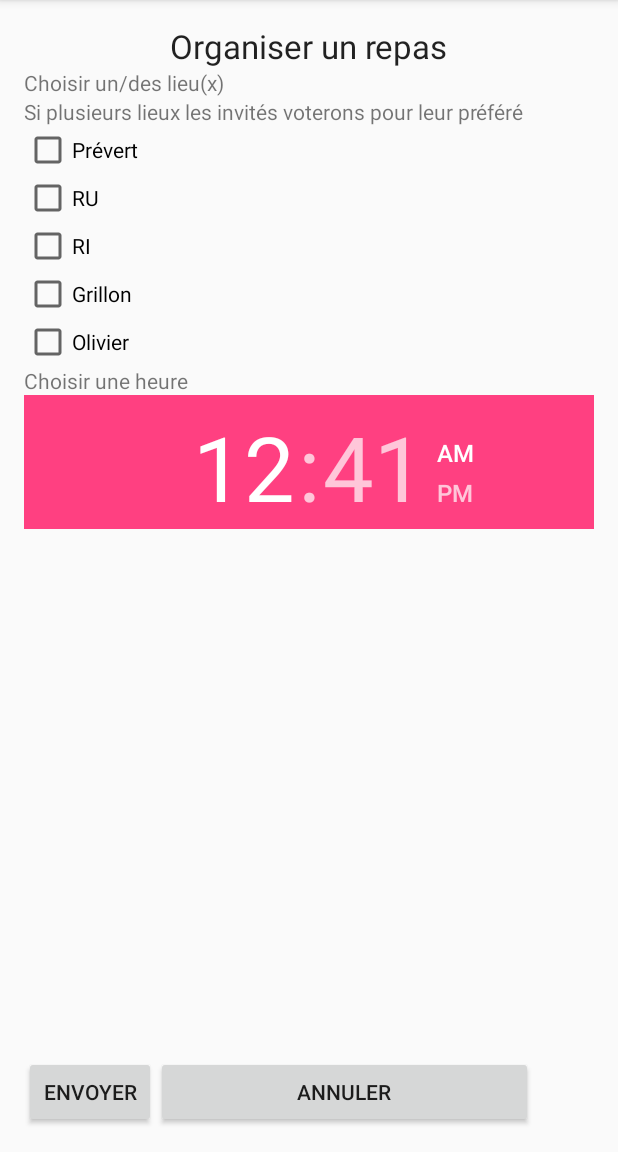
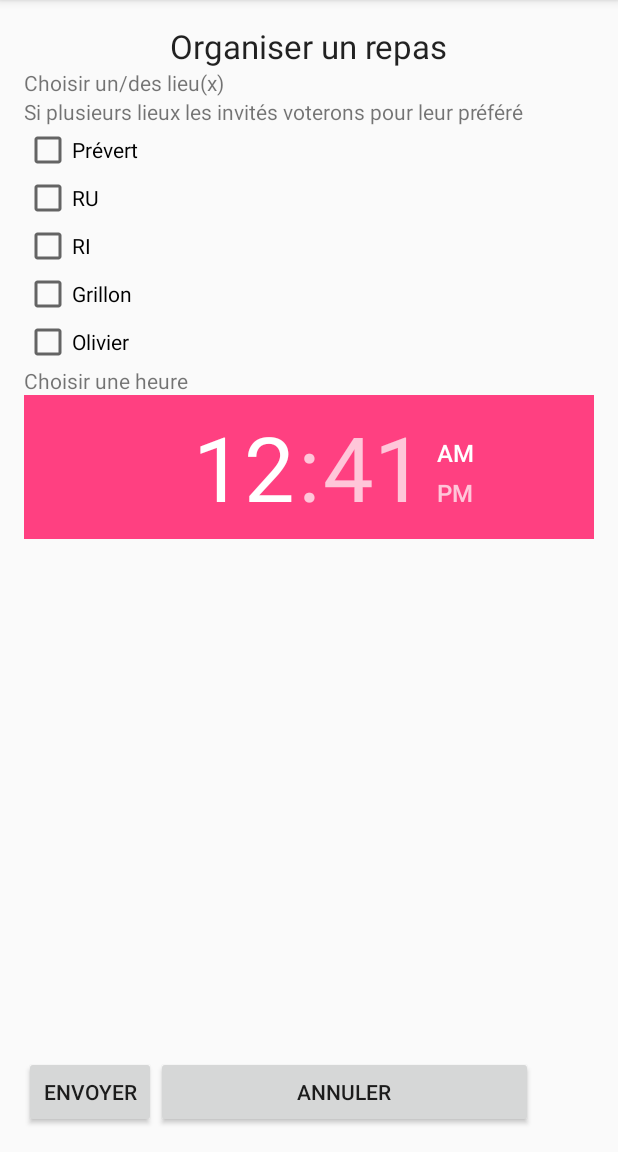
Before and after one commit to if-h4102/IHM, an Android app: the Organisation screen opened directly, with no data from a screen before it, on a phone screen of 412 x 824 dp, the part 84-1236 px from its top. Run offline under Robolectric (Android 15) with nearby library versions, the phone set to English and light mode, and no system bars.

```diff
--- a/app/src/main/java/com/h4102/tp/miam/Organisation.java
+++ b/app/src/main/java/com/h4102/tp/miam/Organisation.java
@@ -2,11 +2,14 @@ package com.h4102.tp.miam;
 
 import android.app.AlertDialog;
 import android.content.DialogInterface;
+import android.support.v7.app.ActionBar;
 import android.support.v7.app.AppCompatActivity;
 import android.os.Bundle;
 import android.content.Intent;
 import android.view.View;
+import android.view.ViewGroup;
 import android.widget.Button;
+import android.widget.TimePicker;
 
 import java.util.ArrayList;
 
@@ -18,11 +21,18 @@ public class Organisation extends AppCompatActivity {
         super.onCreate(savedInstanceState);
         setContentView(R.layout.activity_organisation);
 
+        final TimePicker time = (TimePicker) findViewById(R.id.timePicker2);
         Button Send = (Button) findViewById(R.id.buttonSend);
         Button Cancel = (Button) findViewById(R.id.buttonCancel);
         final Organisation context = this;
         list = new ArrayList();
 
+        time.setOnClickListener(new View.OnClickListener() {
+            @Override
+            public void onClick(View view) {
+                time.setLayoutParams(new ActionBar.LayoutParams(ViewGroup.LayoutParams.MATCH_PARENT,200));
+            }
+        });
         Send.setOnClickListener(new View.OnClickListener() {
             public void onClick(View v) {
                 String[] listNames = {"Jean", "Pierre", "Boris"};
@@ -67,8 +77,7 @@ public class Organisation extends AppCompatActivity {
 
         Cancel.setOnClickListener(new View.OnClickListener() {
             public void onClick(View v){
-                Intent intent = new Intent(v.getContext(), MapRestaurant.class);
-                startActivity(intent);
+                finish();
             }
         });
     }
--- a/app/src/main/res/layout/activity_organisation.xml
+++ b/app/src/main/res/layout/activity_organisation.xml
@@ -108,7 +108,7 @@
 
                 <TimePicker
                     android:layout_width="match_parent"
-                    android:layout_height="89dp"
+                    android:layout_height="96dp"
                     android:id="@+id/timePicker2" />
             </LinearLayout>
 
```
